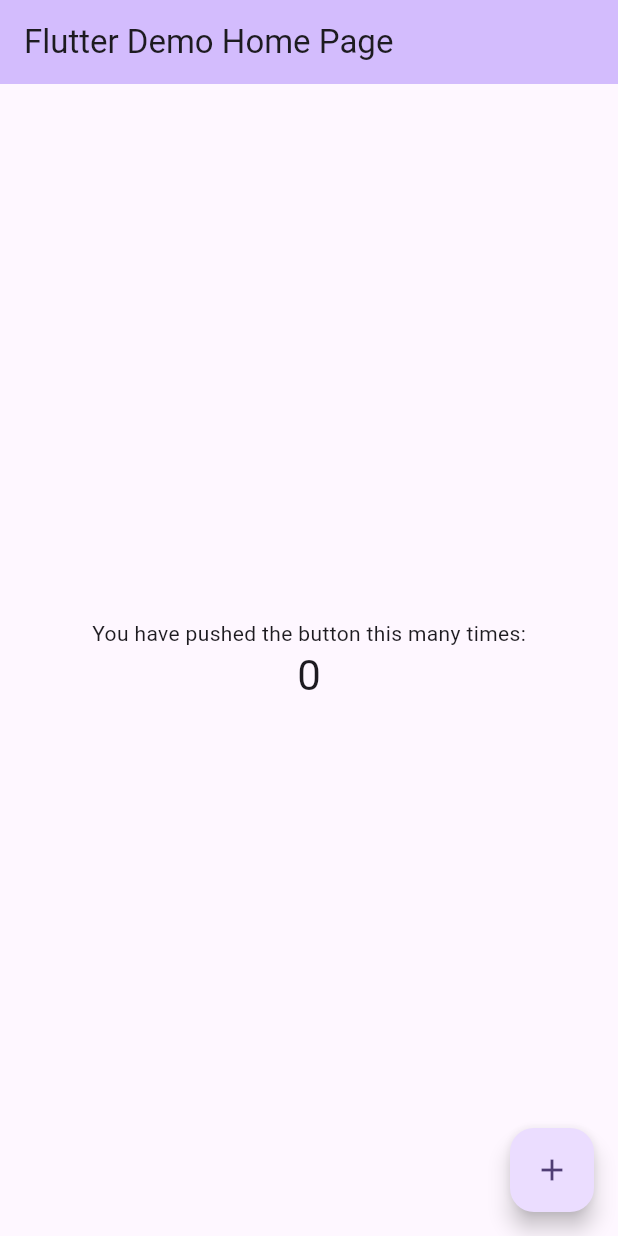
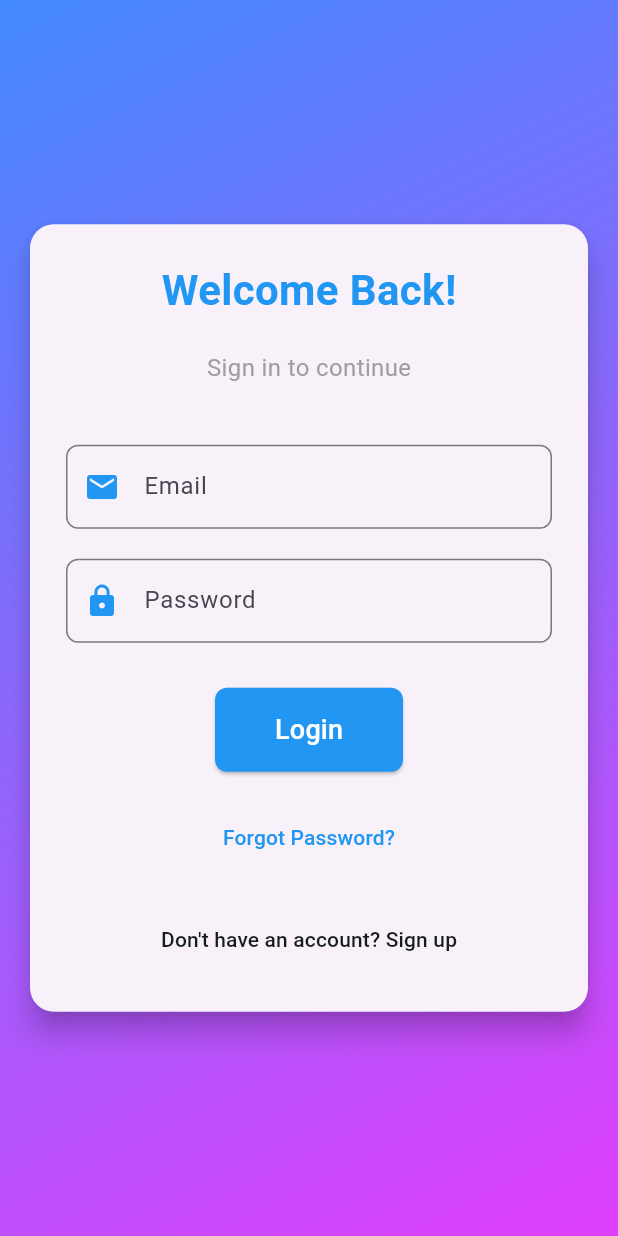
Before and after one commit to yosr-bencheikh/Opti-Frontend, a Flutter app: the screen it shows after launch, on a phone screen of 412 x 824 dp. Run offline on Flutter 3.47's test engine with Material 3 defaults, Android fonts, the phone set to English and light mode, and no system bars.

Commit message:
second commit

```diff
--- a/lib/main.dart
+++ b/lib/main.dart
@@ -1,4 +1,6 @@
 import 'package:flutter/material.dart';
+import 'package:opti_app/presentation/UI/screens/auth/SignUpScreen.dart';
+import 'package:opti_app/presentation/UI/screens/auth/login_screen.dart';
 
 void main() {
   runApp(const MyApp());
@@ -7,119 +9,18 @@ void main() {
 class MyApp extends StatelessWidget {
   const MyApp({super.key});
 
-  // This widget is the root of your application.
   @override
   Widget build(BuildContext context) {
     return MaterialApp(
       title: 'Flutter Demo',
       theme: ThemeData(
-        // This is the theme of your application.
-        //
-        // TRY THIS: Try running your application with "flutter run". You'll see
-        // the application has a purple toolbar. Then, without quitting the app,
-        // try changing the seedColor in the colorScheme below to Colors.green
-        // and then invoke "hot reload" (save your changes or press the "hot
-        // reload" button in a Flutter-supported IDE, or press "r" if you used
-        // the command line to start the app).
-        //
-        // Notice that the counter didn't reset back to zero; the application
-        // state is not lost during the reload. To reset the state, use hot
-        // restart instead.
-        //
-        // This works for code too, not just values: Most code changes can be
-        // tested with just a hot reload.
         colorScheme: ColorScheme.fromSeed(seedColor: Colors.deepPurple),
         useMaterial3: true,
       ),
-      home: const MyHomePage(title: 'Flutter Demo Home Page'),
+      home: const LoginScreen(), // L'écran de connexion est maintenant l'écran d'accueil
+      routes: {
+        '/signup': (context) => const SignUpScreen(),  // Route pour la page d'inscription
+      },
     );
   }
 }
-
-class MyHomePage extends StatefulWidget {
-  const MyHomePage({super.key, required this.title});
-
-  // This widget is the home page of your application. It is stateful, meaning
-  // that it has a State object (defined below) that contains fields that affect
-  // how it looks.
-
-  // This class is the configuration for the state. It holds the values (in this
-  // case the title) provided by the parent (in this case the App widget) and
-  // used by the build method of the State. Fields in a Widget subclass are
-  // always marked "final".
-
-  final String title;
-
-  @override
-  State<MyHomePage> createState() => _MyHomePageState();
-}
-
-class _MyHomePageState extends State<MyHomePage> {
-  int _counter = 0;
-
-  void _incrementCounter() {
-    setState(() {
-      // This call to setState tells the Flutter framework that something has
-      // changed in this State, which causes it to rerun the build method below
-      // so that the display can reflect the updated values. If we changed
-      // _counter without calling setState(), then the build method would not be
-      // called again, and so nothing would appear to happen.
-      _counter++;
-    });
-  }
-
-  @override
-  Widget build(BuildContext context) {
-    // This method is rerun every time setState is called, for instance as done
-    // by the _incrementCounter method above.
-    //
-    // The Flutter framework has been optimized to make rerunning build methods
-    // fast, so that you can just rebuild anything that needs updating rather
-    // than having to individually change instances of widgets.
-    return Scaffold(
-      appBar: AppBar(
-        // TRY THIS: Try changing the color here to a specific color (to
-        // Colors.amber, perhaps?) and trigger a hot reload to see the AppBar
-        // change color while the other colors stay the same.
-        backgroundColor: Theme.of(context).colorScheme.inversePrimary,
-        // Here we take the value from the MyHomePage object that was created by
-        // the App.build method, and use it to set our appbar title.
-        title: Text(widget.title),
-      ),
-      body: Center(
-        // Center is a layout widget. It takes a single child and positions it
-        // in the middle of the parent.
-        child: Column(
-          // Column is also a layout widget. It takes a list of children and
-          // arranges them vertically. By default, it sizes itself to fit its
-          // children horizontally, and tries to be as tall as its parent.
-          //
-          // Column has various properties to control how it sizes itself and
-          // how it positions its children. Here we use mainAxisAlignment to
-          // center the children vertically; the main axis here is the vertical
-          // axis because Columns are vertical (the cross axis would be
-          // horizontal).
-          //
-          // TRY THIS: Invoke "debug painting" (choose the "Toggle Debug Paint"
-          // action in the IDE, or press "p" in the console), to see the
-          // wireframe for each widget.
-          mainAxisAlignment: MainAxisAlignment.center,
-          children: <Widget>[
-            const Text(
-              'You have pushed the button this many times:',
-            ),
-            Text(
-              '$_counter',
-              style: Theme.of(context).textTheme.headlineMedium,
-            ),
-          ],
-        ),
-      ),
-      floatingActionButton: FloatingActionButton(
-        onPressed: _incrementCounter,
-        tooltip: 'Increment',
-        child: const Icon(Icons.add),
-      ), // This trailing comma makes auto-formatting nicer for build methods.
-    );
-  }
-}
--- /dev/null
+++ b/lib/presentation/UI/screens/auth/login_screen.dart
@@ -0,0 +1,192 @@
+import 'package:flutter/material.dart';
+import 'package:http/http.dart' as http;
+import 'dart:convert';
+
+import 'package:opti_app/presentation/UI/screens/auth/SignUpScreen.dart';
+
+class LoginScreen extends StatefulWidget {
+  const LoginScreen({Key? key}) : super(key: key);
+
+  @override
+  _LoginScreenState createState() => _LoginScreenState();
+}
+
+class _LoginScreenState extends State<LoginScreen> {
+  final TextEditingController emailController = TextEditingController();
+  final TextEditingController passwordController = TextEditingController();
+
+  // Validation de l'email avec une expression régulière
+  bool _isValidEmail(String email) {
+    final emailRegex = RegExp(r"^[a-zA-Z0-9._%+-]+@[a-zA-Z0-9.-]+\.[a-zA-Z]{2,}$");
+    return emailRegex.hasMatch(email);
+  }
+
+  // Validation du mot de passe : au moins 8 caractères, avec des lettres et des chiffres
+  bool _isValidPassword(String password) {
+    final passwordRegex = RegExp(r'^(?=.*[A-Za-z])(?=.*\d)[A-Za-z\d]{8,}$');
+    return passwordRegex.hasMatch(password);
+  }
+
+  // Méthode pour envoyer les données de connexion au serveur
+  Future<void> loginUser() async {
+    final email = emailController.text;
+    final password = passwordController.text;
+
+    // Vérification de la validité de l'email et du mot de passe
+    if (!_isValidEmail(email)) {
+      ScaffoldMessenger.of(context).showSnackBar(
+        const SnackBar(content: Text('Please enter a valid email')),
+      );
+      return;
+    }
+
+    if (!_isValidPassword(password)) {
+      ScaffoldMessenger.of(context).showSnackBar(
+        const SnackBar(content: Text('Password must be at least 8 characters long and contain both letters and numbers')),
+      );
+      return;
+    }
+
+    // Envoyer les données au serveur
+    final url = Uri.parse('http://localhost:3000/api/login'); // Mettez à jour avec votre URL backend
+    final response = await http.post(
+      url,
+      headers: {
+        'Content-Type': 'application/json',
+      },
+      body: json.encode({
+        'email': email,
+        'password': password,
+      }),
+    );
+
+    if (response.statusCode == 200) {
+      // Si la connexion réussit
+      ScaffoldMessenger.of(context).showSnackBar(
+        const SnackBar(content: Text('Login Successful')),
+      );
+    } else {
+      // Si la connexion échoue
+      ScaffoldMessenger.of(context).showSnackBar(
+        const SnackBar(content: Text('Login Failed')),
+      );
+    }
+  }
+
+  @override
+  Widget build(BuildContext context) {
+    return Scaffold(
+      body: Container(
+        decoration: const BoxDecoration(
+          gradient: LinearGradient(
+            begin: Alignment.topLeft,
+            end: Alignment.bottomRight,
+            colors: [Colors.blueAccent, Colors.purpleAccent],
+          ),
+        ),
+        child: Center(
+          child: SingleChildScrollView(
+            padding: const EdgeInsets.all(16.0),
+            child: Card(
+              elevation: 8.0,
+              shape: RoundedRectangleBorder(
+                borderRadius: BorderRadius.circular(16.0),
+              ),
+              child: Padding(
+                padding: const EdgeInsets.all(24.0),
+                child: Column(
+                  mainAxisSize: MainAxisSize.min,
+                  children: [
+                    const Text(
+                      'Welcome Back!',
+                      style: TextStyle(
+                        fontSize: 28,
+                        fontWeight: FontWeight.bold,
+                        color: Colors.blue,
+                      ),
+                    ),
+                    const SizedBox(height: 20),
+                    const Text(
+                      'Sign in to continue',
+                      style: TextStyle(
+                        fontSize: 16,
+                        color: Colors.grey,
+                      ),
+                    ),
+                    const SizedBox(height: 40),
+                    TextField(
+                      controller: emailController,
+                      decoration: InputDecoration(
+                        labelText: 'Email',
+                        prefixIcon: const Icon(Icons.email, color: Colors.blue),
+                        border: OutlineInputBorder(
+                          borderRadius: BorderRadius.circular(8.0),
+                        ),
+                        focusedBorder: OutlineInputBorder(
+                          borderRadius: BorderRadius.circular(8.0),
+                          borderSide: const BorderSide(color: Colors.blue, width: 2.0),
+                        ),
+                      ),
+                    ),
+                    const SizedBox(height: 20),
+                    TextField(
+                      controller: passwordController,
+                      obscureText: true,
+                      decoration: InputDecoration(
+                        labelText: 'Password',
+                        prefixIcon: const Icon(Icons.lock, color: Colors.blue),
+                        border: OutlineInputBorder(
+                          borderRadius: BorderRadius.circular(8.0),
+                        ),
+                        focusedBorder: OutlineInputBorder(
+                          borderRadius: BorderRadius.circular(8.0),
+                          borderSide: const BorderSide(color: Colors.blue, width: 2.0),
+                        ),
+                      ),
+                    ),
+                    const SizedBox(height: 30),
+                    ElevatedButton(
+                      onPressed: loginUser,
+                      style: ElevatedButton.styleFrom(
+                        padding: const EdgeInsets.symmetric(horizontal: 40, vertical: 15),
+                        backgroundColor: Colors.blue,
+                        shape: RoundedRectangleBorder(
+                          borderRadius: BorderRadius.circular(8.0),
+                        ),
+                      ),
+                      child: const Text(
+                        'Login',
+                        style: TextStyle(fontSize: 18, color: Colors.white),
+                      ),
+                    ),
+                    const SizedBox(height: 20),
+                    TextButton(
+                      onPressed: () {
+                        // Action forgot password
+                      },
+                      child: const Text(
+                        'Forgot Password?',
+                        style: TextStyle(color: Colors.blue),
+                      ),
+                    ),
+                    const SizedBox(height: 20),
+                    TextButton(
+              onPressed: () {
+                // Navigation vers la page d'inscription
+                Navigator.pushNamed(context, '/signup');
+              },
+              child: const Text(
+                'Don\'t have an account? Sign up',
+                style: TextStyle(color: Color.fromARGB(255, 22, 27, 32)),
+              ),
+                    ),
+                  ],
+                ),
+              ),
+            ),
+          ),
+        ),
+      ),
+    );
+  }
+}
--- a/pubspec.yaml
+++ b/pubspec.yaml
@@ -30,6 +30,8 @@ environment:
 dependencies:
   flutter:
     sdk: flutter
+  http: ^1.3.0
+
 
   # The following adds the Cupertino Icons font to your application.
   # Use with the CupertinoIcons class for iOS style icons.
```
Also changed, not shown: lib/presentation/UI/screens/auth/SignUpScreen.dart (added, +315 -0 lines), pubspec.lock.
